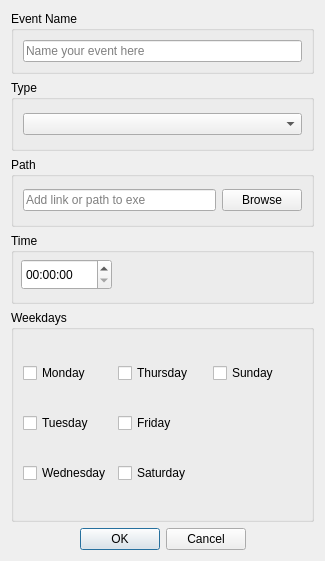
Old version of the form UlyssesApp/eventedit.ui in the repository EdsilvaEps/Ulysses.
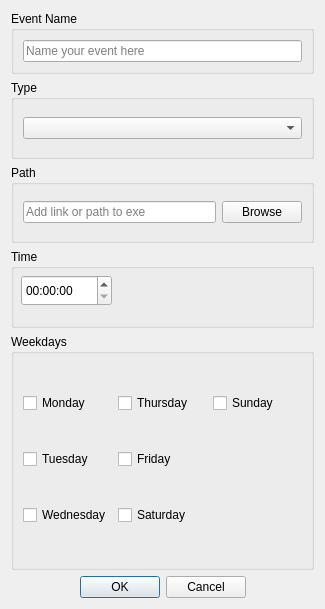
New version of the form.

Diff of the .ui file:
```diff
--- a/UlyssesApp/eventedit.ui
+++ b/UlyssesApp/eventedit.ui
@@ -7,7 +7,7 @@
     <x>0</x>
     <y>0</y>
     <width>325</width>
-    <height>561</height>
+    <height>609</height>
    </rect>
   </property>
   <property name="windowTitle">
```
